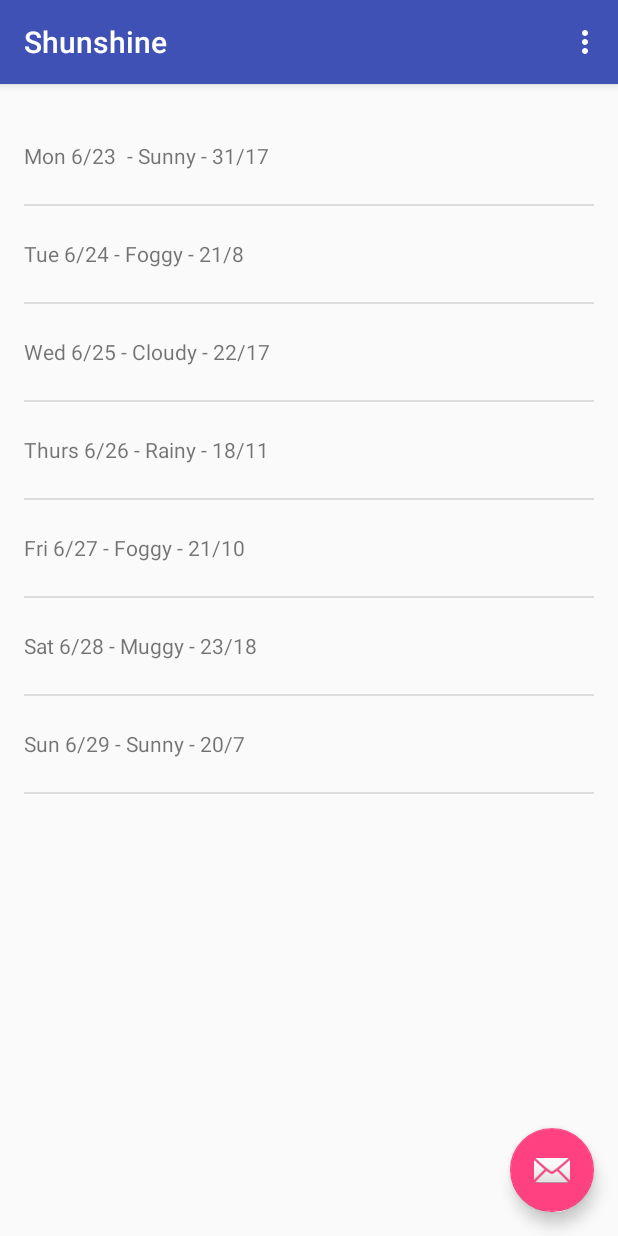
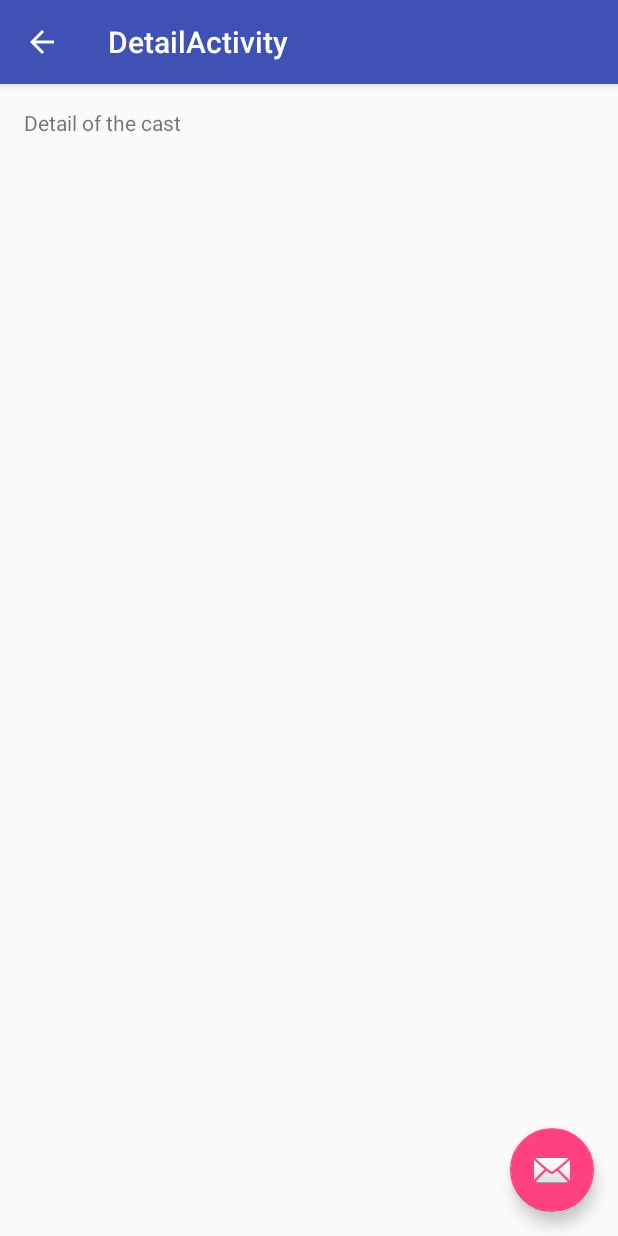
Before and after one commit to pxai/android-shunshine, an Android app: the screen it shows after launch (MainActivity before the commit, DetailActivity after it), after a tap on an icon or button, on a phone screen of 412 x 824 dp. Run offline under Robolectric (Android 15) with nearby library versions, the phone set to English and light mode, and no system bars; 2 statements that could not run were skipped.

Commit message:
Detail Activity oopened with extra

```diff
--- a/app/src/main/java/org/cuatrovientos/android/shunshine/DetailActivityFragment.java
+++ b/app/src/main/java/org/cuatrovientos/android/shunshine/DetailActivityFragment.java
@@ -5,18 +5,22 @@ import android.os.Bundle;
 import android.view.LayoutInflater;
 import android.view.View;
 import android.view.ViewGroup;
+import android.widget.TextView;
 
 /**
  * A placeholder fragment containing a simple view.
  */
 public class DetailActivityFragment extends Fragment {
 
+    private TextView detailTextView;
     public DetailActivityFragment() {
     }
 
     @Override
     public View onCreateView(LayoutInflater inflater, ViewGroup container,
                              Bundle savedInstanceState) {
-        return inflater.inflate(R.layout.fragment_detail, container, false);
+        View rootView = inflater.inflate(R.layout.fragment_detail, container, false);
+        detailTextView = (TextView) rootView.findViewById(R.id.textview_detail);
+        return rootView;
     }
 }
--- a/app/src/main/java/org/cuatrovientos/android/shunshine/ForecastFragment.java
+++ b/app/src/main/java/org/cuatrovientos/android/shunshine/ForecastFragment.java
@@ -1,5 +1,6 @@
 package org.cuatrovientos.android.shunshine;
 
+import android.content.Intent;
 import android.support.v4.app.Fragment;
 import android.os.Bundle;
 import android.util.Log;
@@ -86,10 +87,14 @@ public class ForecastFragment extends Fragment {
 
         listView.setOnItemClickListener(new AdapterView.OnItemClickListener() {
 
-                               @Override
+                    @Override
                     public void onItemClick(AdapterView<?> adapterView, View view, int position, long l) {
+
                                String forecast = mForecastAdapter.getItem(position);
-                              Toast.makeText(getActivity(), forecast, Toast.LENGTH_SHORT).show();
+                                //Toast.makeText(getActivity(), forecast, Toast.LENGTH_SHORT).show();
+                                Intent intent = new Intent(getActivity(), DetailActivity.class)
+                                .putExtra(Intent.EXTRA_TEXT, forecast);
+                                startActivity(intent);
                             }
                     });
 
--- a/app/src/main/res/layout/fragment_detail.xml
+++ b/app/src/main/res/layout/fragment_detail.xml
@@ -1,4 +1,4 @@
-<RelativeLayout xmlns:android="http://schemas.android.com/apk/res/android"
+<FrameLayout xmlns:android="http://schemas.android.com/apk/res/android"
     xmlns:tools="http://schemas.android.com/tools"
     android:layout_width="match_parent"
     android:layout_height="match_parent"
@@ -8,6 +8,10 @@
     android:paddingTop="@dimen/activity_vertical_margin"
     tools:context="org.cuatrovientos.android.shunshine.DetailActivityFragment"
     tools:showIn="@layout/activity_detail">
+    <TextView
+        android:layout_width="match_parent"
+        android:layout_height="match_parent"
+        android:id="@+id/textview_detail"
+        android:text="Detail of the cast" />
 
-
-</RelativeLayout>
+</FrameLayout>
--- a/app/src/main/res/layout/fragment_main.xml
+++ b/app/src/main/res/layout/fragment_main.xml
@@ -13,9 +13,6 @@
         android:layout_width="match_parent"
         android:layout_height="match_parent"
         android:id="@+id/listview_forecast" />
-    <!--TextView
-        android:layout_width="match_parent"
-        android:layout_height="match_parent"
-        android:text="Hello to all bitch!!" /-->
+
 
 </FrameLayout>
```
